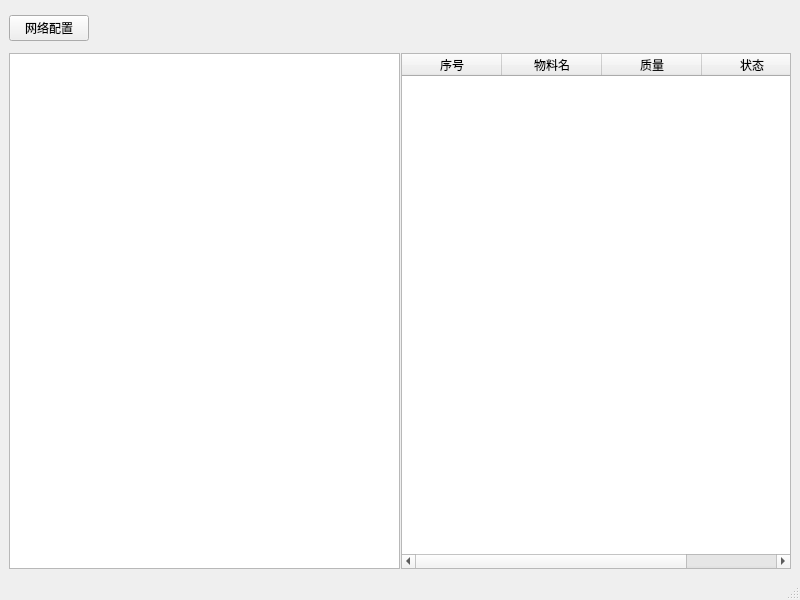
First picture: the form in MMS-PC/mainwindow.ui, repository Caviar2023/MMS, before the edit.
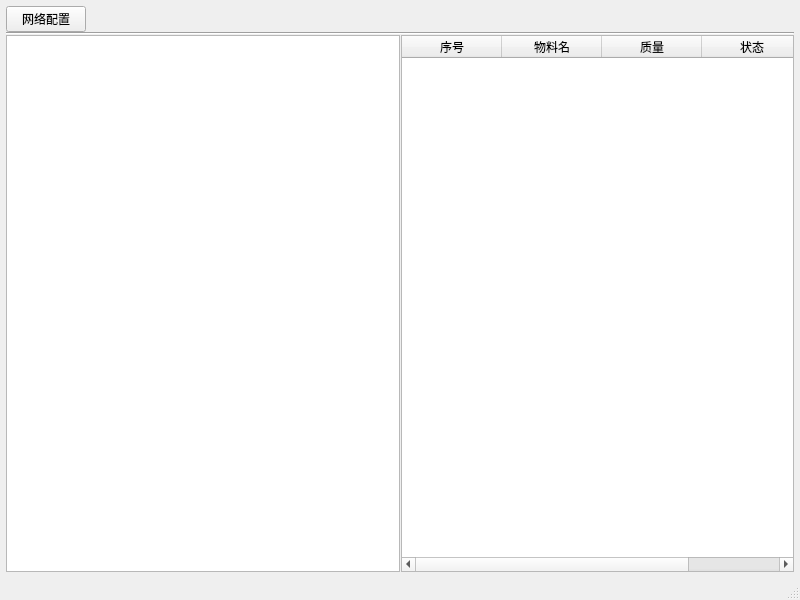
Second picture: the form after the edit.

The edit to the form file:
```diff
--- a/MMS-PC/mainwindow.ui
+++ b/MMS-PC/mainwindow.ui
@@ -15,16 +15,38 @@
   </property>
   <widget class="QWidget" name="mainWidget">
    <layout class="QVBoxLayout" name="verticalLayout">
+    <property name="spacing">
+     <number>0</number>
+    </property>
+    <property name="leftMargin">
+     <number>6</number>
+    </property>
+    <property name="topMargin">
+     <number>6</number>
+    </property>
+    <property name="rightMargin">
+     <number>6</number>
+    </property>
+    <property name="bottomMargin">
+     <number>6</number>
+    </property>
     <item>
+     <widget class="QWidget" name="widget" native="true">
      <layout class="QHBoxLayout" name="horizontalLayout">
       <property name="spacing">
        <number>8</number>
       </property>
+       <property name="leftMargin">
+        <number>0</number>
+       </property>
       <property name="topMargin">
-       <number>6</number>
+        <number>0</number>
+       </property>
+       <property name="rightMargin">
+        <number>0</number>
       </property>
       <property name="bottomMargin">
-       <number>6</number>
+        <number>0</number>
       </property>
       <item>
        <widget class="QPushButton" name="pushButton">
@@ -50,6 +72,14 @@
        </spacer>
       </item>
      </layout>
+     </widget>
+    </item>
+    <item>
+     <widget class="Line" name="line">
+      <property name="orientation">
+       <enum>Qt::Horizontal</enum>
+      </property>
+     </widget>
     </item>
     <item>
      <widget class="QSplitter" name="splitter">
```
Left out of the diff: 11 changed lines with no effect on the pictures. Lines whose indentation alone changed are shown as unchanged.
